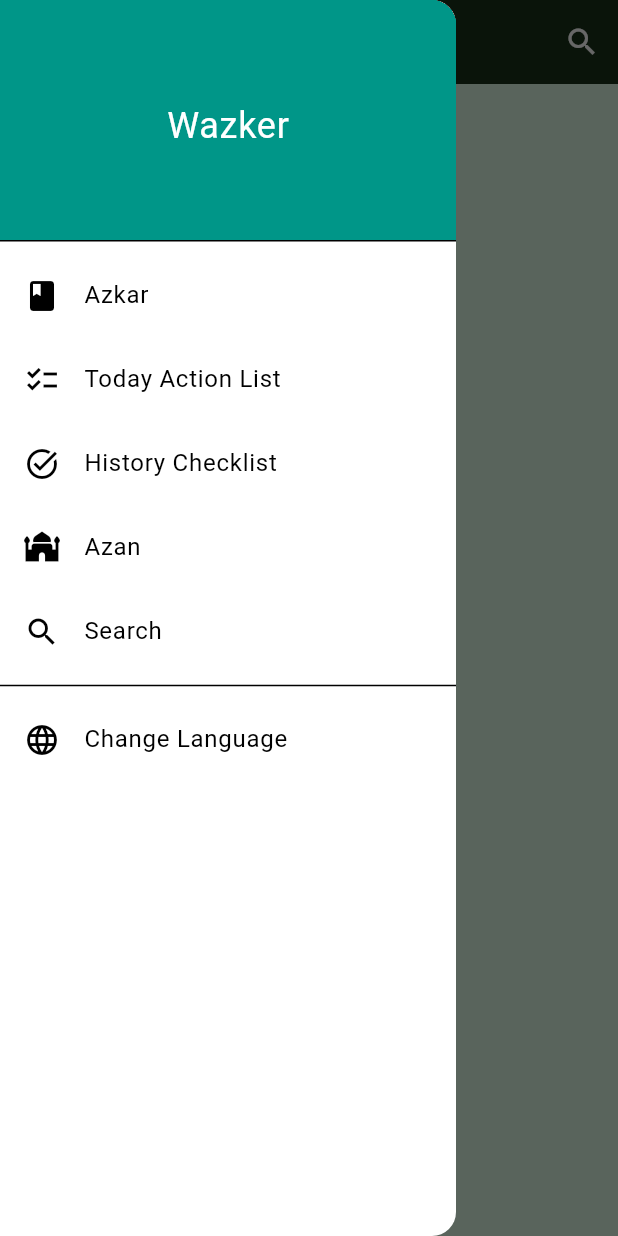
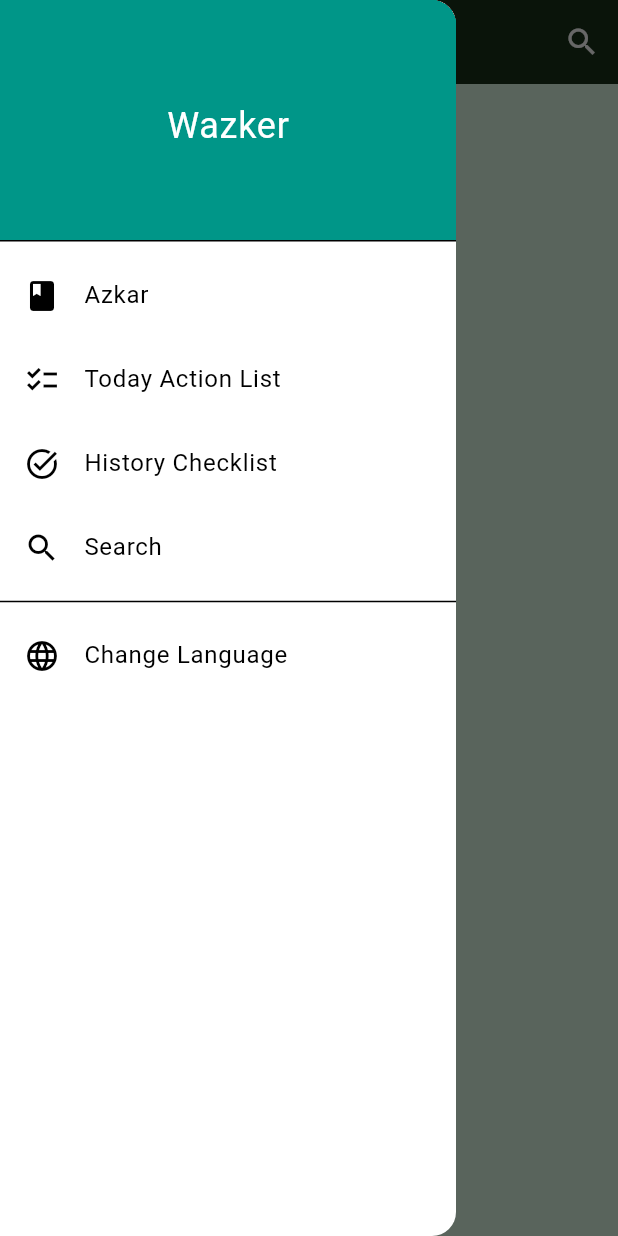
Before and after one commit to MedhatKhalifa/azkar_frontend3, a Flutter app: the SubCategoryPage screen opened directly, with the side drawer open, on a phone screen of 412 x 824 dp. Run offline on Flutter 3.47's test engine with Material 3 defaults, Android fonts, the phone set to English and light mode, and no system bars; our stand-ins replace adhan, animated_splash_screen, get, shared_preferences, sqflite, table_calendar; accounts and stored records are empty; Roboto replaces fonts that are missing (MyFont); project files that could hold a hidden picture were left out.

Commit message:
Initial commit2

```diff
--- a/lib/pages/common_widget/thedrawer.dart
+++ b/lib/pages/common_widget/thedrawer.dart
@@ -49,13 +49,13 @@ class AppDrawer extends StatelessWidget {
               Get.to(() => const CalendarScreen());
             },
           ),
-          ListTile(
-            leading: const Icon(Icons.mosque),
-            title: Text('azan'.tr),
-            onTap: () {
-              // Get.to(const PrayerTimesPage());
-            },
-          ),
+          // ListTile(
+          //   leading: const Icon(Icons.mosque),
+          //   title: Text('azan'.tr),
+          //   onTap: () {
+          //     // Get.to(const PrayerTimesPage());
+          //   },
+          // ),
           ListTile(
             leading: const Icon(Icons.search),
             title: Text('search'.tr),
```
